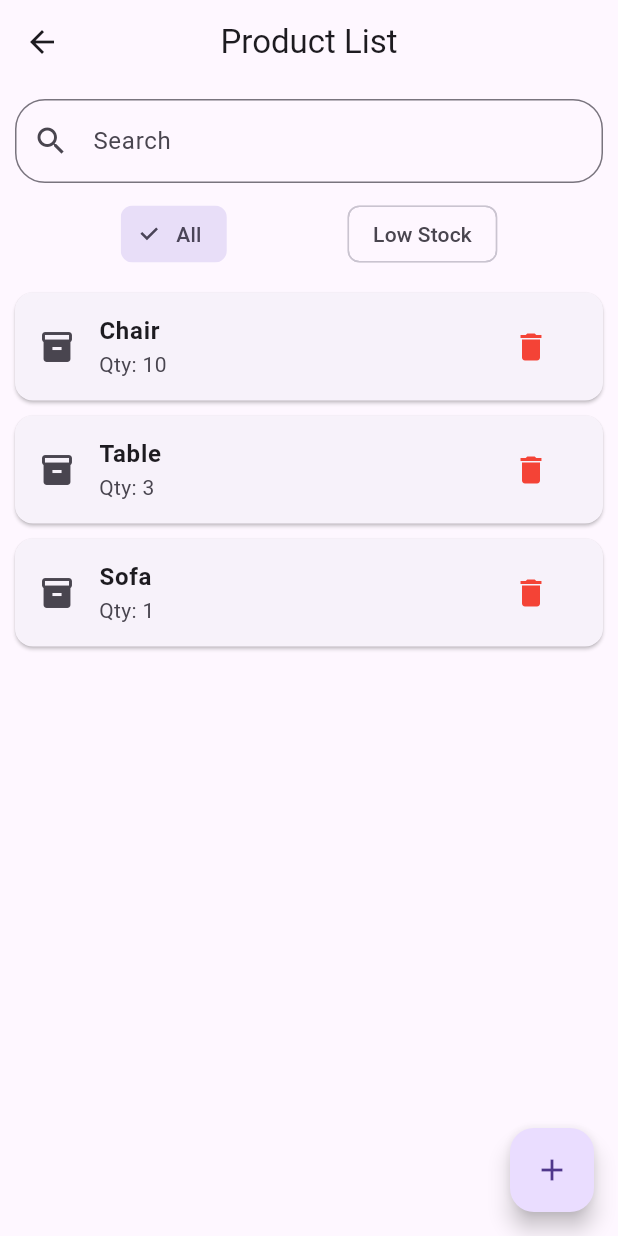
After one commit to Rajapaksha-RMDD/Inventory-Application-Stoxy-, a Flutter app: the ProductScreen screen opened directly, after a tap on "All", on a phone screen of 412 x 824 dp. The commit adds this screen. Run offline on Flutter 3.47's test engine with Material 3 defaults, Android fonts, the phone set to English and light mode, and no system bars; our stand-ins replace cloud_firestore, firebase_auth, firebase_core; accounts and stored records are empty.

Commit message:
Added my part

```diff
--- /dev/null
+++ b/lib/Screens/product_screen.dart
@@ -0,0 +1,155 @@
+import 'package:flutter/material.dart';
+import 'add_product_screen.dart';
+
+class ProductScreen extends StatefulWidget {
+  const ProductScreen({super.key});
+
+  @override
+  State<ProductScreen> createState() => _ProductScreenState();
+}
+
+class _ProductScreenState extends State<ProductScreen> {
+  List<Map<String, dynamic>> products = [
+    {"name": "Chair", "qty": 10, "min": 5},
+    {"name": "Table", "qty": 3, "min": 5},
+    {"name": "Sofa", "qty": 1, "min": 2},
+  ];
+
+  List<Map<String, dynamic>> filteredProducts = [];
+  String searchText = "";
+  bool showLowStockOnly = false;
+
+  @override
+  void initState() {
+    super.initState();
+    filteredProducts = products;
+  }
+
+  void filterProducts() {
+    setState(() {
+      filteredProducts = products.where((product) {
+        final matchesSearch = product["name"].toLowerCase().contains(
+          searchText.toLowerCase(),
+        );
+
+        final isLowStock = product["qty"] <= product["min"];
+
+        if (showLowStockOnly) {
+          return matchesSearch && isLowStock;
+        } else {
+          return matchesSearch;
+        }
+      }).toList();
+    });
+  }
+
+  @override
+  Widget build(BuildContext context) {
+    return Scaffold(
+      appBar: AppBar(title: const Text("Product List"), centerTitle: true),
+
+      body: Column(
+        children: [
+          // 🔍 Search
+          Padding(
+            padding: const EdgeInsets.all(10),
+            child: TextField(
+              decoration: InputDecoration(
+                hintText: "Search",
+                prefixIcon: const Icon(Icons.search),
+                border: OutlineInputBorder(
+                  borderRadius: BorderRadius.circular(20),
+                ),
+              ),
+              onChanged: (value) {
+                searchText = value;
+                filterProducts();
+              },
+            ),
+          ),
+
+          // 🔘 Filter
+          Row(
+            mainAxisAlignment: MainAxisAlignment.spaceEvenly,
+            children: [
+              ChoiceChip(
+                label: const Text("All"),
+                selected: !showLowStockOnly,
+                onSelected: (_) {
+                  showLowStockOnly = false;
+                  filterProducts();
+                },
+              ),
+              ChoiceChip(
+                label: const Text("Low Stock"),
+                selected: showLowStockOnly,
+                onSelected: (_) {
+                  showLowStockOnly = true;
+                  filterProducts();
+                },
+              ),
+            ],
+          ),
+
+          const SizedBox(height: 10),
+
+          // 📦 List
+          Expanded(
+            child: filteredProducts.isEmpty
+                ? const Center(child: Text("No products found"))
+                : ListView.builder(
+                    itemCount: filteredProducts.length,
+                    itemBuilder: (context, index) {
+                      final product = filteredProducts[index];
+
+                      return Card(
+                        margin: const EdgeInsets.symmetric(
+                          horizontal: 10,
+                          vertical: 5,
+                        ),
+                        child: ListTile(
+                          leading: const Icon(Icons.inventory),
+
+                          title: Text(
+                            product["name"],
+                            style: const TextStyle(fontWeight: FontWeight.bold),
+                          ),
+
+                          subtitle: Text("Qty: ${product["qty"]}"),
+
+                          // ❌ DELETE
+                          trailing: IconButton(
+                            icon: const Icon(Icons.delete, color: Colors.red),
+                            onPressed: () {
+                              setState(() {
+                                products.remove(product);
+                                filterProducts();
+                              });
+                            },
+                          ),
+                        ),
+                      );
+                    },
+                  ),
+          ),
+        ],
+      ),
+
+      // ➕ ADD
+      floatingActionButton: FloatingActionButton(
+        onPressed: () async {
+          final newProduct = await Navigator.push(
+            context,
+            MaterialPageRoute(builder: (context) => const AddProductScreen()),
+          );
+
+          if (newProduct != null) {
+            products.add(newProduct);
+            filterProducts();
+          }
+        },
+        child: const Icon(Icons.add),
+      ),
+    );
+  }
+}
--- a/lib/main.dart
+++ b/lib/main.dart
@@ -1,7 +1,7 @@
 import 'package:flutter/material.dart';
 import 'package:firebase_core/firebase_core.dart';
 import 'package:stoxy/Screens/login_screen.dart';
-import 'firebase_options.dart'; // <--- Now imported properly
+// <--- Now imported properly
 
 void main() async {
   WidgetsFlutterBinding.ensureInitialized();
```
Also changed, not shown: lib/Screens/add_product.dart (added, +61 -0 lines), 1 other file.
